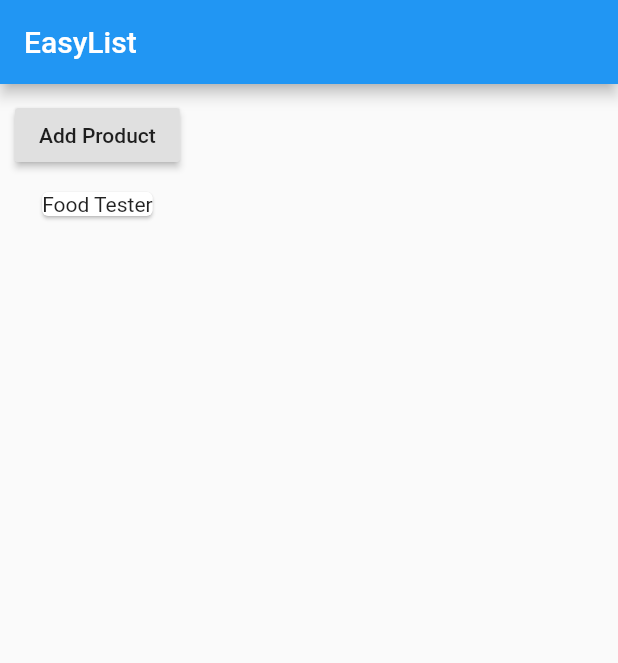
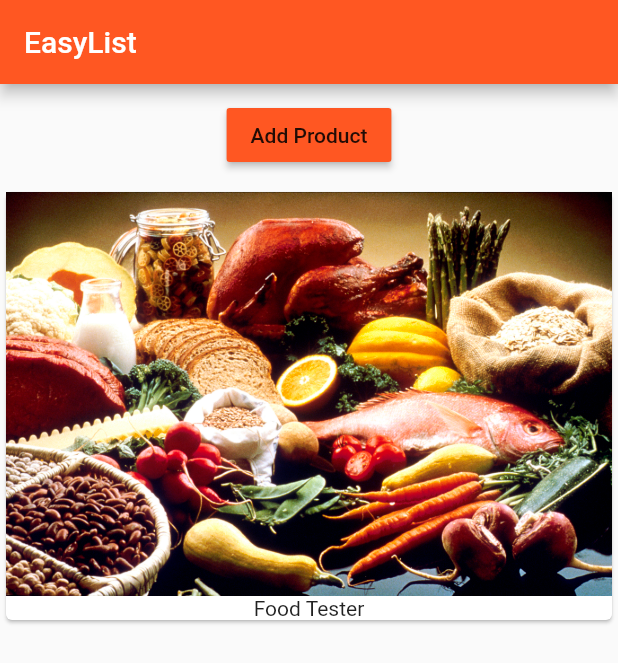
Before and after one commit to KellyMBentes/SafariFlutterCourse, a Flutter app: the screen it shows after launch, on a phone screen of 412 x 824 dp. Shown: the top 663 px of the screen. Run offline on Flutter 3.47's test engine with Material 2 defaults, Android fonts, the phone set to English and light mode, and no system bars.

Commit message:
Chapter 2 - Diving into Googles Material Design

```diff
--- a/first_app/lib/main.dart
+++ b/first_app/lib/main.dart
@@ -8,6 +8,11 @@ class MyApp extends StatelessWidget {
   @override
   Widget build(BuildContext context) {
     return MaterialApp(
+      theme: ThemeData (
+        brightness: Brightness.light,
+        primarySwatch: Colors.deepOrange,
+        accentColor: Colors.deepPurple
+      ),
       home: Scaffold(
         appBar: AppBar(
           title: Text("EasyList"),
--- a/first_app/lib/product_manager.dart
+++ b/first_app/lib/product_manager.dart
@@ -28,7 +28,7 @@ class _ProductManagerState extends State<ProductManager> {
 
   @override
   void didUpdateWidget(ProductManager oldWidget) {
-    print("[ProductManager State] didUpdateState()2");
+    print("[ProductManager State] didUpdateState()");
     super.didUpdateWidget(oldWidget);
   }
 
@@ -39,6 +39,7 @@ class _ProductManagerState extends State<ProductManager> {
       Container(
         margin: EdgeInsets.all(10.0),
         child: RaisedButton(
+          color: Theme.of(context).primaryColor,
           onPressed: () {
             setState(() {
               _products.add("Advanced Food Tester");
--- a/first_app/lib/products.dart
+++ b/first_app/lib/products.dart
@@ -14,7 +14,7 @@ class Products extends StatelessWidget {
       children: products
           .map((element) => Card(
                 child: Column(children: <Widget>[
-                  // Image.asset("assets/food.jpg"),
+                  Image.asset("assets/food.jpg"),
                   Text(element)
                 ]),
               ))
```
